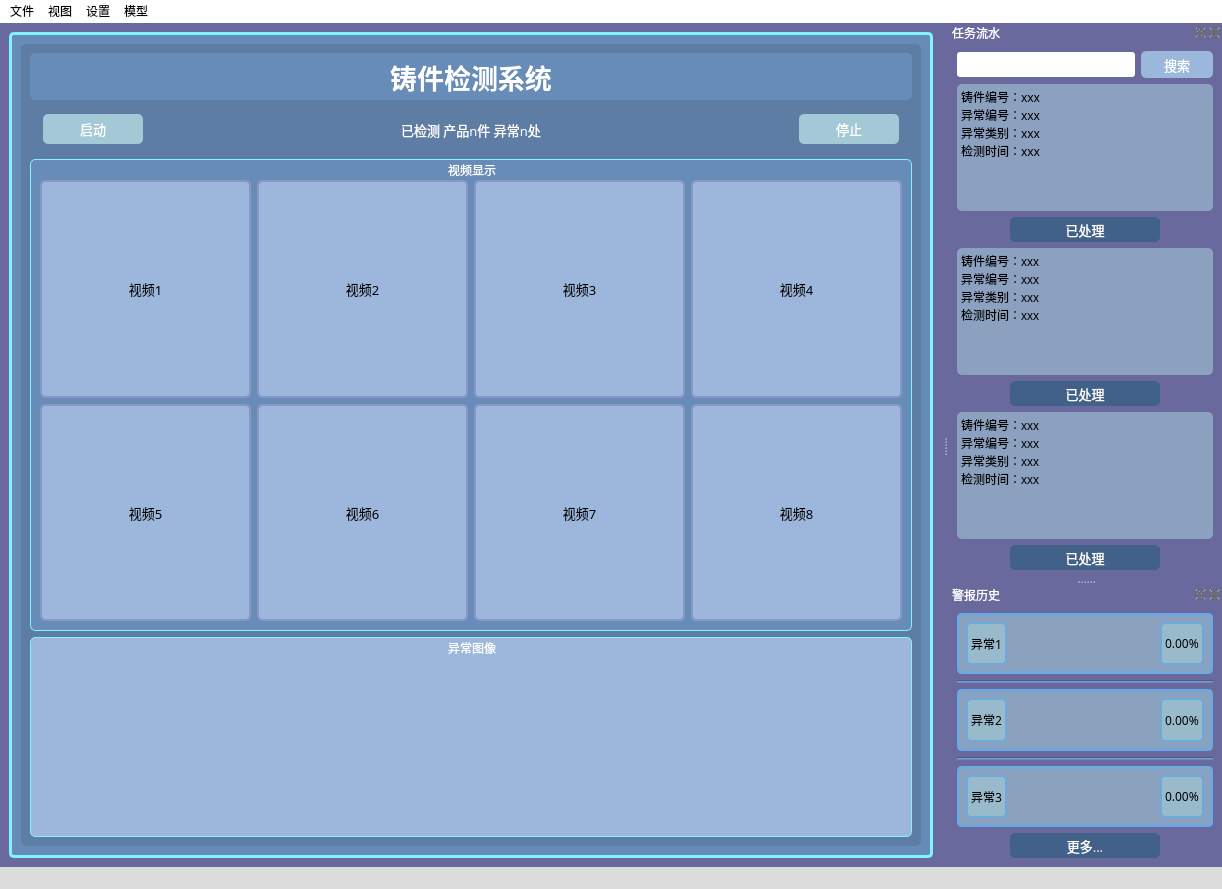
Above: last_color_purple.ui from bwj124/UI before the change. Below: the same form after it.
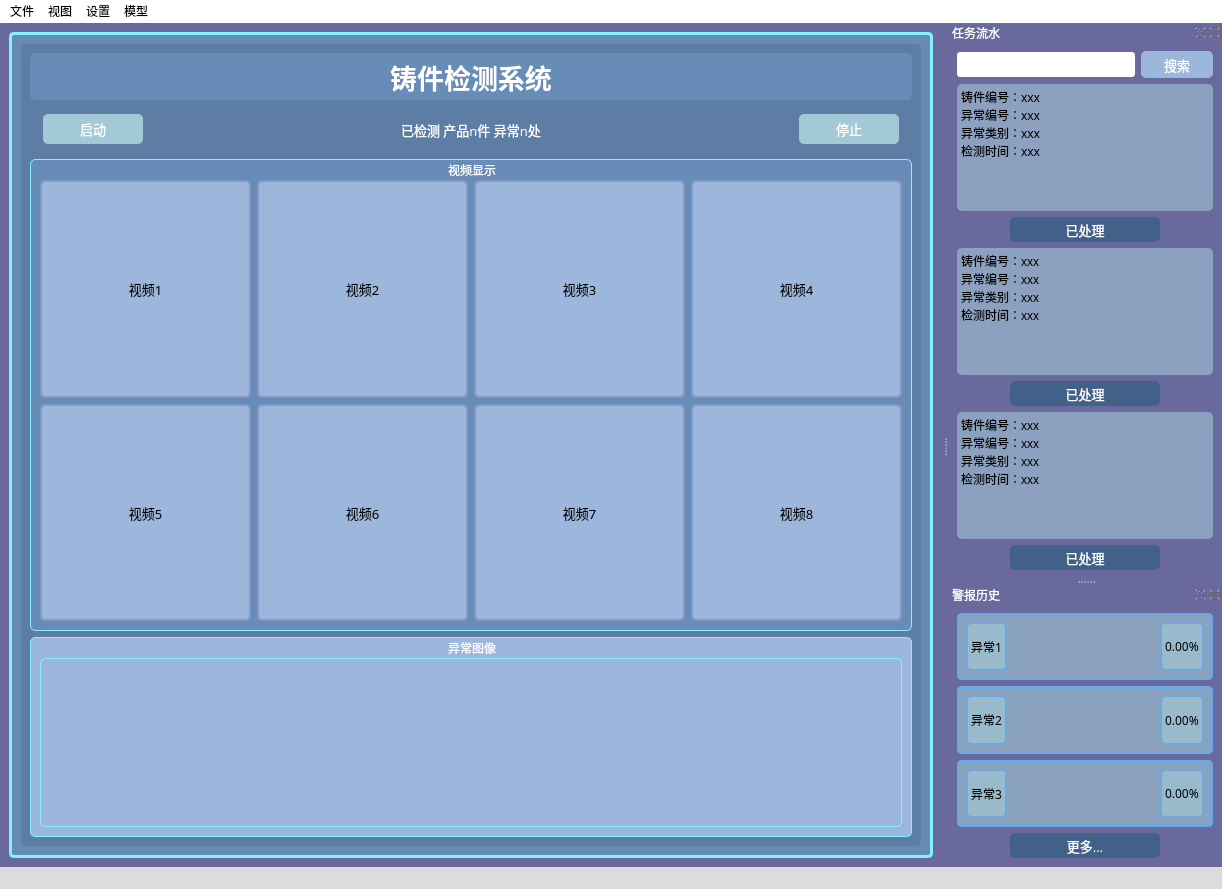
That is the form after the change.

Patch:
```diff
--- a/last_color_purple.ui
+++ b/last_color_purple.ui
@@ -503,44 +503,10 @@
                  <number>20</number>
                 </property>
                 <item>
-                 <widget class="QScrollArea" name="scrollArea">
-                  <property name="minimumSize">
-                   <size>
-                    <width>0</width>
-                    <height>165</height>
-                   </size>
-                  </property>
+                 <widget class="QListWidget" name="listWidget">
                   <property name="styleSheet">
-                   <string notr="true">border-width: 0px;</string>
+                   <string notr="true">background-color: rgb(157, 183, 220);</string>
                   </property>
-                  <property name="verticalScrollBarPolicy">
-                   <enum>Qt::ScrollBarAlwaysOff</enum>
-                  </property>
-                  <property name="widgetResizable">
-                   <bool>true</bool>
-                  </property>
-                  <property name="alignment">
-                   <set>Qt::AlignCenter</set>
-                  </property>
-                  <widget class="QWidget" name="scrollAreaWidgetContents">
-                   <property name="geometry">
-                    <rect>
-                     <x>0</x>
-                     <y>0</y>
-                     <width>860</width>
-                     <height>169</height>
-                    </rect>
-                   </property>
-                   <layout class="QHBoxLayout" name="horizontalLayout_16">
-                    <item>
-                     <widget class="QListWidget" name="listWidget">
-                      <property name="flow">
-                       <enum>QListView::LeftToRight</enum>
-                      </property>
-                     </widget>
-                    </item>
-                   </layout>
-                  </widget>
                  </widget>
                 </item>
                </layout>
@@ -2032,16 +1998,6 @@
        </layout>
       </widget>
      </item>
-     <item>
-      <widget class="Line" name="line">
-       <property name="styleSheet">
-        <string notr="true">background-color: rgb(105, 137, 187);</string>
-       </property>
-       <property name="orientation">
-        <enum>Qt::Horizontal</enum>
-       </property>
-      </widget>
-     </item>
      <item>
       <widget class="QWidget" name="widget_4" native="true">
        <property name="styleSheet">
@@ -2110,16 +2066,6 @@
        </layout>
       </widget>
      </item>
-     <item>
-      <widget class="Line" name="line_4">
-       <property name="styleSheet">
-        <string notr="true">background-color: rgb(105, 137, 187);</string>
-       </property>
-       <property name="orientation">
-        <enum>Qt::Horizontal</enum>
-       </property>
-      </widget>
-     </item>
      <item>
       <widget class="QWidget" name="widget_5" native="true">
        <property name="styleSheet">
```
Left out of the diff: 32 changed lines with no effect on the pictures.
